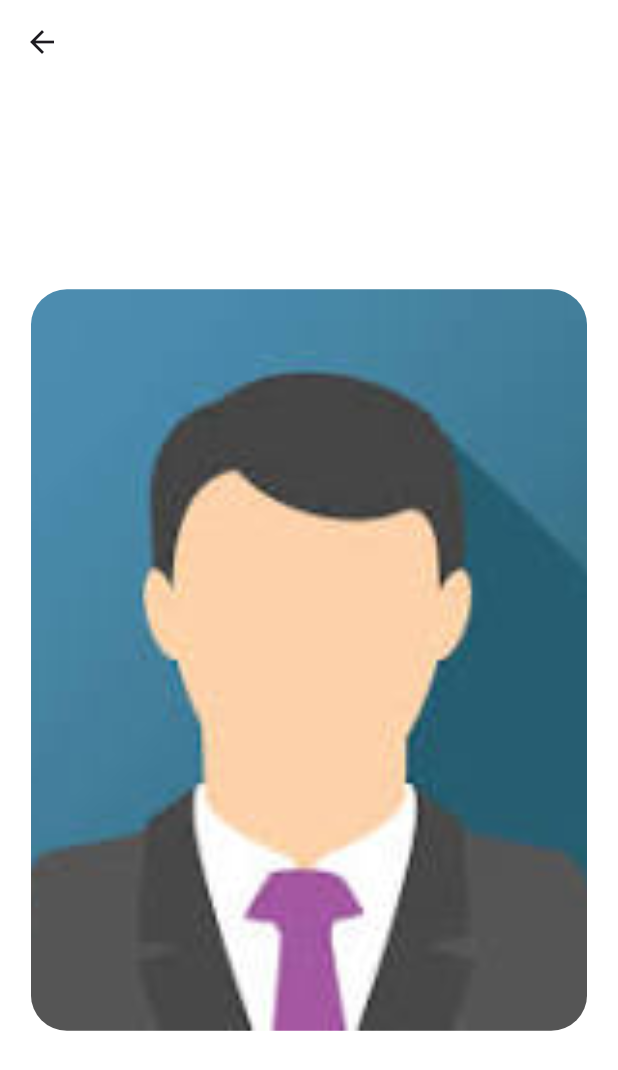
After one commit to AzizEshpolatov/animation_example, a Flutter app: the DetailPage screen opened directly, on a phone screen of 412 x 824 dp. The commit adds this screen. Shown: the top 1070 px of the screen. Run offline on Flutter 3.47's test engine with Material 3 defaults, Android fonts, the phone set to English and light mode, and no system bars.

Commit message:
hero animation learning & example

```diff
--- a/lib/animation/explicit/animation_transform_translate.dart
+++ b/lib/animation/explicit/animation_transform_translate.dart
@@ -58,7 +58,7 @@ class _AnimationTransformRotateState extends State<AnimationTransformRotate>
                 child: Transform.rotate(
                   angle: _controller.value * 2 * pi,
                   child: Image.asset(
-                    'assets/images/img.png',
+                    'assets/images/person.png',
                     width: 100,
                     height: 100,
                   ),
--- /dev/null
+++ b/lib/animation/hero/hero_detail.dart
@@ -0,0 +1,30 @@
+import 'package:flutter/material.dart';
+
+class DetailPage extends StatelessWidget {
+  const DetailPage({super.key});
+
+  @override
+  Widget build(BuildContext context) {
+    return Scaffold(
+      backgroundColor: Colors.white,
+      appBar: AppBar(backgroundColor: Colors.white),
+      body: Center(
+        child: GestureDetector(
+          onTap: () => Navigator.of(context).pop(),
+          child: Hero(
+            tag: 'personImage',
+            child: ClipRRect(
+              borderRadius: BorderRadius.circular(24),
+              child: Image.asset(
+                'assets/images/person.png',
+                width: MediaQuery.of(context).size.width * 0.9,
+                height: MediaQuery.of(context).size.height * 0.6,
+                fit: BoxFit.cover,
+              ),
+            ),
+          ),
+        ),
+      ),
+    );
+  }
+}
```
Also changed, not shown: lib/animation/hero/main_hero_animation.dart (+33 -1 lines), assets/images/person.png (added), lib/generated/assets.dart.
